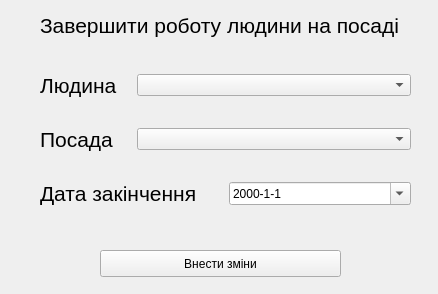
Old version of the form project_files/manager_windows/expire_human_on_position.ui in the repository positivcheg94/school_db_iasa_MO.
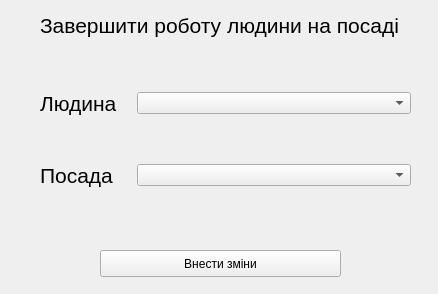
New version of the form.

Diff of the .ui file:
```diff
--- a/project_files/manager_windows/expire_human_on_position.ui
+++ b/project_files/manager_windows/expire_human_on_position.ui
@@ -92,32 +92,6 @@
       </item>
      </layout>
     </item>
-    <item>
-     <layout class="QHBoxLayout" name="horizontalLayout_3">
-      <item>
-       <widget class="QLabel" name="date_label">
-        <property name="font">
-         <font>
-          <pointsize>16</pointsize>
-         </font>
-        </property>
-        <property name="text">
-         <string>Дата закінчення</string>
-        </property>
-       </widget>
-      </item>
-      <item>
-       <widget class="QDateEdit" name="end_date">
-        <property name="displayFormat">
-         <string>yyyy-M-d</string>
-        </property>
-        <property name="calendarPopup">
-         <bool>true</bool>
-        </property>
-       </widget>
-      </item>
-     </layout>
-    </item>
    </layout>
   </widget>
  </widget>
```
